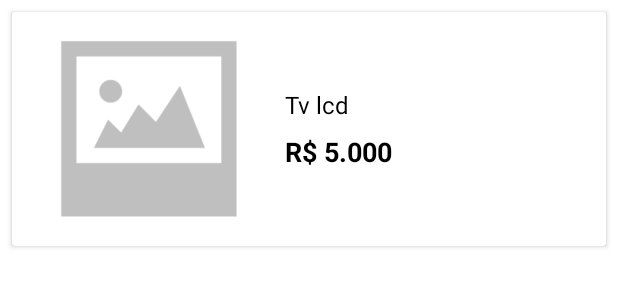
After one commit to silvestre1313/OlxCl, an Android app: the layout adapter_anuncio.xml on its own in the app's theme, with its tools: preview values and no code run, on a phone screen of 412 x 824 dp. The commit adds this screen. Shown: the top 300 px of the screen. Run offline under Robolectric (Android 15) with nearby library versions, the phone set to English and light mode, and no system bars.

Commit message:
Listando meus anuncios

```diff
--- a/app/build.gradle
+++ b/app/build.gradle
@@ -57,5 +57,8 @@ dependencies {
     //Dependencia dialog de progresso
     implementation 'com.github.d-max:spots-dialog:1.1@aar'
 
+    //Dependencia para Picasso
+    implementation 'com.squareup.picasso:picasso:2.71828'
+
 }
 apply plugin: 'com.google.gms.google-services'
--- /dev/null
+++ b/app/src/main/res/layout/adapter_anuncio.xml
@@ -0,0 +1,52 @@
+<?xml version="1.0" encoding="utf-8"?>
+<androidx.cardview.widget.CardView xmlns:android="http://schemas.android.com/apk/res/android"
+    xmlns:app="http://schemas.android.com/apk/res-auto"
+    android:layout_width="match_parent"
+    android:layout_height="wrap_content"
+    android:layout_margin="8dp">
+
+
+    <LinearLayout
+        android:layout_width="match_parent"
+        android:layout_height="140dp"
+        android:layout_margin="8dp"
+        android:orientation="horizontal"
+        android:padding="8dp">
+
+        <ImageView
+            android:id="@+id/imageAnuncio"
+            android:layout_width="150dp"
+            android:layout_height="wrap_content"
+            android:scaleType="centerCrop"
+            app:srcCompat="@drawable/padrao" />
+
+        <LinearLayout
+            android:layout_width="match_parent"
+            android:layout_height="match_parent"
+            android:layout_marginLeft="16dp"
+            android:layout_marginTop="8dp"
+            android:layout_marginRight="8dp"
+            android:layout_marginBottom="8dp"
+            android:gravity="center_vertical"
+            android:orientation="vertical">
+
+            <TextView
+                android:id="@+id/textTitulo"
+                android:layout_width="match_parent"
+                android:layout_height="wrap_content"
+                android:text="Tv lcd"
+                android:textColor="@color/black"
+                android:textSize="16sp" />
+
+            <TextView
+                android:id="@+id/textPreco"
+                android:layout_width="match_parent"
+                android:layout_height="wrap_content"
+                android:layout_marginTop="8dp"
+                android:text="R$ 5.000"
+                android:textColor="@color/black"
+                android:textSize="18sp"
+                android:textStyle="bold" />
+        </LinearLayout>
+    </LinearLayout>
+</androidx.cardview.widget.CardView>
--- a/app/src/main/res/layout/content_meus_anuncios.xml
+++ b/app/src/main/res/layout/content_meus_anuncios.xml
@@ -10,6 +10,10 @@
         android:id="@+id/recyclerAnuncios"
         android:layout_width="0dp"
         android:layout_height="0dp"
+        android:layout_marginStart="8dp"
+        android:layout_marginTop="8dp"
+        android:layout_marginEnd="8dp"
+        android:layout_marginBottom="8dp"
         app:layout_constraintBottom_toBottomOf="parent"
         app:layout_constraintEnd_toEndOf="parent"
         app:layout_constraintStart_toStartOf="parent"
```
Also changed, not shown: app/src/main/java/com/example/olx/activity/MeusAnunciosActivity.java (+73 -10 lines), app/src/main/java/com/example/olx/adapter/AdapterAnuncios.java (added, +72 -0 lines).
